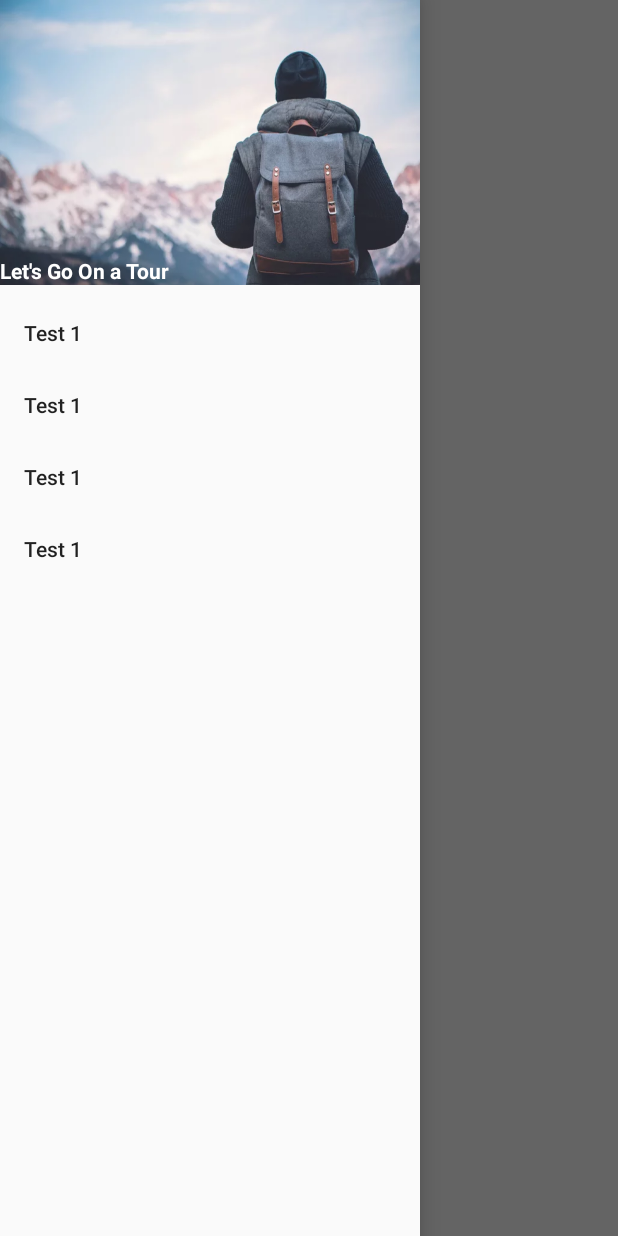
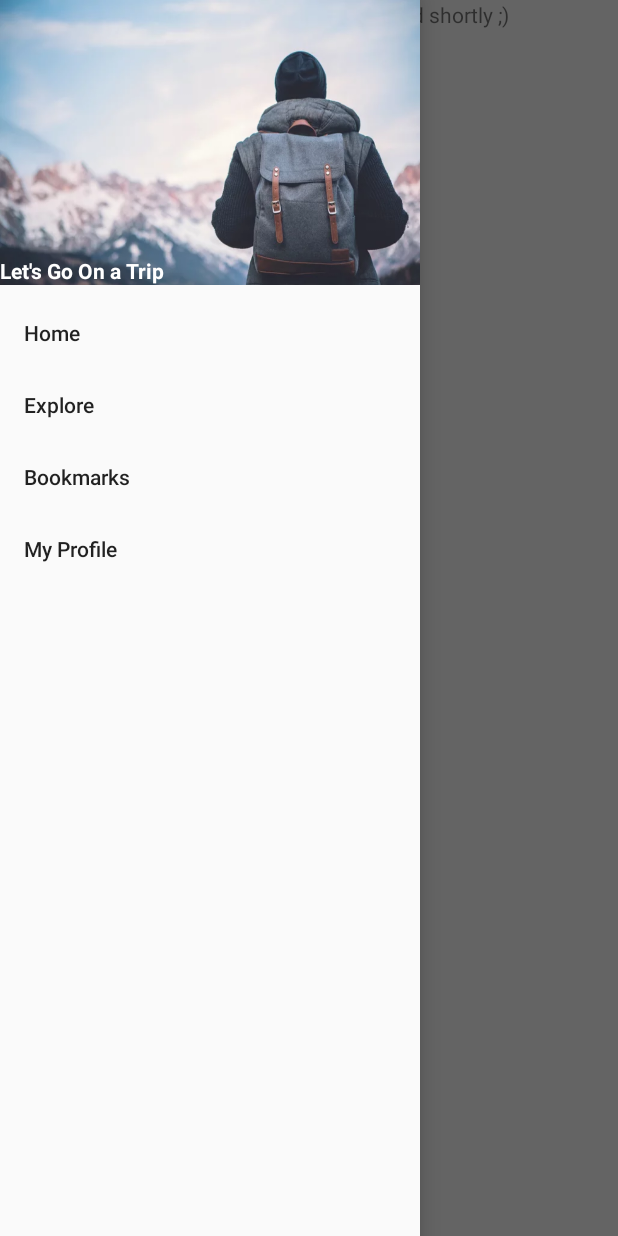
Before and after one commit to Vipinsoni38/Outlife, an Android app: the MainActivity screen opened directly, with no data from a screen before it, with the side drawer open, on a phone screen of 412 x 824 dp. Run offline under Robolectric (Android 15) with nearby library versions, the phone set to English and light mode, and no system bars.

Commit message:
a bit progress

```diff
--- a/app/src/main/java/boat/golden/outlife/MainActivity.java
+++ b/app/src/main/java/boat/golden/outlife/MainActivity.java
@@ -1,16 +1,32 @@
 package boat.golden.outlife;
 
+import android.app.Fragment;
+import android.app.FragmentManager;
 import android.content.Intent;
 import android.content.SharedPreferences;
+import android.support.design.widget.NavigationView;
+import android.support.v4.widget.DrawerLayout;
 import android.support.v7.app.AppCompatActivity;
 import android.os.Bundle;
+import android.view.MenuItem;
+
+import boat.golden.outlife.fragments.home_page;
+import boat.golden.outlife.fragments.profile;
 
 public class MainActivity extends AppCompatActivity {
+
+    DrawerLayout mDrawerLayout;
+    Fragment fragment;
 
     @Override
     protected void onCreate(Bundle savedInstanceState) {
         super.onCreate(savedInstanceState);
         setContentView(R.layout.activity_main);
+        fragment=new home_page();
+        FragmentManager fragmentManager = getFragmentManager();
+        fragmentManager.beginTransaction()
+                .replace(R.id.content_frame, fragment)
+                .commit();
 
         SharedPreferences sharedPreferences=getSharedPreferences("login",MODE_PRIVATE);
         Boolean islogin=sharedPreferences.getBoolean("IsLogin",false);
@@ -24,5 +40,46 @@ public class MainActivity extends AppCompatActivity {
 
 
 
+
+
+        mDrawerLayout = findViewById(R.id.drawerlayout);
+
+        NavigationView navigationView = findViewById(R.id.nav_view);
+        navigationView.setNavigationItemSelectedListener(
+                new NavigationView.OnNavigationItemSelectedListener() {
+                    @Override
+                    public boolean onNavigationItemSelected(MenuItem menuItem) {
+                        // set item as selected to persist highlight
+                        menuItem.setChecked(true);
+                        // close drawer when item is tapped
+                        mDrawerLayout.closeDrawers();
+
+                        int id=menuItem.getItemId();
+                        if (id==R.id.home)
+                        {
+                            fragment=new home_page();
+                            FragmentManager fragmentManager = getFragmentManager();
+                            fragmentManager.beginTransaction()
+                                    .replace(R.id.content_frame, fragment)
+                                    .commit();
+                        }
+                            else if (id==R.id.profie)
+                        {
+                            fragment=new profile();
+                            FragmentManager fragmentManager = getFragmentManager();
+                            fragmentManager.beginTransaction()
+                                    .replace(R.id.content_frame, fragment)
+                                    .commit();
+                        }
+
+                        return true;
+                    }
+                });
+
+
+
+
+
+
     }
 }
--- /dev/null
+++ b/app/src/main/java/boat/golden/outlife/fragments/home_page.java
@@ -0,0 +1,26 @@
+package boat.golden.outlife.fragments;
+
+import android.app.Fragment;
+import android.os.Bundle;
+import android.support.annotation.Nullable;
+import android.view.LayoutInflater;
+import android.view.View;
+import android.view.ViewGroup;
+
+import boat.golden.outlife.R;
+
+/**
+ * Created by Vipin soni on 04-07-2018.
+ */
+
+public class home_page extends Fragment {
+
+    @Nullable
+    @Override
+    public View onCreateView(LayoutInflater inflater, @Nullable ViewGroup container, Bundle savedInstanceState) {
+        View v=inflater.inflate(R.layout.home_page,container,false);
+
+
+        return v;
+    }
+}
--- a/app/src/main/res/drawable/gradient.xml
+++ b/app/src/main/res/drawable/gradient.xml
@@ -4,7 +4,7 @@
     <gradient android:type="linear"
         android:startColor="#4654ca"
         android:centerColor="#939df5"
-        android:endColor="#4654ca"
+        android:endColor="#4e5bc2"
         android:angle="270"
         >
     </gradient>
--- a/app/src/main/res/layout/activity_login_main.xml
+++ b/app/src/main/res/layout/activity_login_main.xml
@@ -15,6 +15,7 @@
         android:layout_width="match_parent"
         android:layout_height="wrap_content"
         android:layout_centerVertical="true"
-        android:layout_centerHorizontal="true"/>
+        android:layout_centerHorizontal="true"
+        />
 
 </RelativeLayout>
--- a/app/src/main/res/layout/activity_main.xml
+++ b/app/src/main/res/layout/activity_main.xml
@@ -2,6 +2,7 @@
 <android.support.v4.widget.DrawerLayout xmlns:android="http://schemas.android.com/apk/res/android"
     xmlns:app="http://schemas.android.com/apk/res-auto"
     xmlns:tools="http://schemas.android.com/tools"
+    android:id="@+id/drawerlayout"
     android:layout_width="match_parent"
     android:layout_height="match_parent"
     tools:context="boat.golden.outlife.MainActivity">
--- a/app/src/main/res/layout/nav_header.xml
+++ b/app/src/main/res/layout/nav_header.xml
@@ -14,7 +14,7 @@
     <TextView
         android:layout_width="match_parent"
         android:layout_height="wrap_content"
-        android:text="Let's Go On a Tour"
+        android:text="Let's Go On a Trip"
         android:textStyle="bold"
         android:layout_alignParentBottom="true"
         android:textAppearance="@style/TextAppearance.AppCompat.Body1"/>
--- a/app/src/main/res/menu/nav_menu.xml
+++ b/app/src/main/res/menu/nav_menu.xml
@@ -2,16 +2,21 @@
 <menu xmlns:android="http://schemas.android.com/apk/res/android">
     <group android:checkableBehavior="single">
         <item
-            android:id="@+id/nav_camera"
-            android:title="Test 1" />
+            android:id="@+id/home"
+            android:title="Home" />
 
         <item
-            android:title="Test 1" />
+            android:id="@+id/explore"
+            android:title="Explore" />
 
         <item
-            android:title="Test 1" />
+            android:id="@+id/bookmarks"
+
+            android:title="Bookmarks" />
 
         <item
-            android:title="Test 1" />
+            android:id="@+id/profie"
+
+            android:title="My Profile" />
     </group>
 </menu>
```
Also changed, not shown: app/src/main/java/boat/golden/outlife/fragments/profile.java (added, +26 -0 lines), app/src/main/res/layout/home_page.xml (added, +13 -0 lines), app/src/main/res/layout/profile.xml (added, +69 -0 lines), app/src/main/res/drawable-v24/pencil_edit.png (added).
